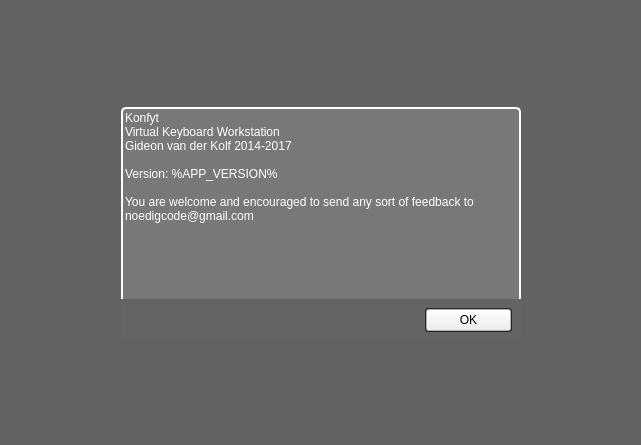
Qt form src/aboutdialog.ui (noedigcode/konfyt) before a commit.
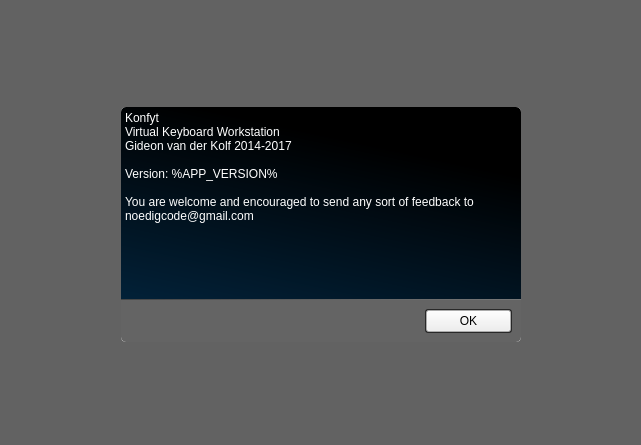
The same form after that commit.

Commit message: Improved(?) about dialog styling; About dialog is shown at startup if settings file is not found; Added loadSfzFileText(); Fixed some non-void function returns for the sake of warnings, but not all;

What changed in the file:
```diff
--- a/src/aboutdialog.ui
+++ b/src/aboutdialog.ui
@@ -124,23 +124,28 @@
           <widget class="QTextBrowser" name="textBrowser">
            <property name="styleSheet">
             <string notr="true">QTextBrowser {
-	background-color: transparent;
+	background-color: qlineargradient(spread:pad, x1:0, y1:1, x2:0.403, y2:0.0965909, stop:0 rgba(2, 33, 56, 255), stop:1 rgba(0, 0, 0, 255));
+	
 	border: 0px;
 	color: white;
+	border-top-left-radius: 5px;
+	border-top-right-radius: 5px;
+	border-bottom-left-radius: 0;
+	border-bottom-right-radius: 0;
 }</string>
            </property>
            <property name="html">
             <string>&lt;!DOCTYPE HTML PUBLIC &quot;-//W3C//DTD HTML 4.0//EN&quot; &quot;http://www.w3.org/TR/REC-html40/strict.dtd&quot;&gt;
 &lt;html&gt;&lt;head&gt;&lt;meta name=&quot;qrichtext&quot; content=&quot;1&quot; /&gt;&lt;style type=&quot;text/css&quot;&gt;
 p, li { white-space: pre-wrap; }
-&lt;/style&gt;&lt;/head&gt;&lt;body style=&quot; font-family:'Noto Sans'; font-size:9pt; font-weight:400; font-style:normal;&quot;&gt;
-&lt;p style=&quot; margin-top:0px; margin-bottom:0px; margin-left:0px; margin-right:0px; -qt-block-indent:0; text-indent:0px;&quot;&gt;Konfyt&lt;/p&gt;
-&lt;p style=&quot; margin-top:0px; margin-bottom:0px; margin-left:0px; margin-right:0px; -qt-block-indent:0; text-indent:0px;&quot;&gt;Virtual Keyboard Workstation&lt;/p&gt;
-&lt;p style=&quot; margin-top:0px; margin-bottom:0px; margin-left:0px; margin-right:0px; -qt-block-indent:0; text-indent:0px;&quot;&gt;Gideon van der Kolf 2014-2017&lt;/p&gt;
-&lt;p style=&quot;-qt-paragraph-type:empty; margin-top:0px; margin-bottom:0px; margin-left:0px; margin-right:0px; -qt-block-indent:0; text-indent:0px;&quot;&gt;&lt;br /&gt;&lt;/p&gt;
-&lt;p style=&quot; margin-top:0px; margin-bottom:0px; margin-left:0px; margin-right:0px; -qt-block-indent:0; text-indent:0px;&quot;&gt;Version: %APP_VERSION%&lt;/p&gt;
-&lt;p style=&quot;-qt-paragraph-type:empty; margin-top:0px; margin-bottom:0px; margin-left:0px; margin-right:0px; -qt-block-indent:0; text-indent:0px;&quot;&gt;&lt;br /&gt;&lt;/p&gt;
-&lt;p style=&quot; margin-top:0px; margin-bottom:0px; margin-left:0px; margin-right:0px; -qt-block-indent:0; text-indent:0px;&quot;&gt;You are welcome and encouraged to send any sort of feedback to noedigcode@gmail.com&lt;/p&gt;&lt;/body&gt;&lt;/html&gt;</string>
+&lt;/style&gt;&lt;/head&gt;&lt;body style=&quot; font-family:'Sans Serif'; font-size:9pt; font-weight:400; font-style:normal;&quot;&gt;
+&lt;p style=&quot; margin-top:0px; margin-bottom:0px; margin-left:0px; margin-right:0px; -qt-block-indent:0; text-indent:0px;&quot;&gt;&lt;span style=&quot; font-family:'Noto Sans';&quot;&gt;Konfyt&lt;/span&gt;&lt;/p&gt;
+&lt;p style=&quot; margin-top:0px; margin-bottom:0px; margin-left:0px; margin-right:0px; -qt-block-indent:0; text-indent:0px;&quot;&gt;&lt;span style=&quot; font-family:'Noto Sans';&quot;&gt;Virtual Keyboard Workstation&lt;/span&gt;&lt;/p&gt;
+&lt;p style=&quot; margin-top:0px; margin-bottom:0px; margin-left:0px; margin-right:0px; -qt-block-indent:0; text-indent:0px;&quot;&gt;&lt;span style=&quot; font-family:'Noto Sans';&quot;&gt;Gideon van der Kolf 2014-2017&lt;/span&gt;&lt;/p&gt;
+&lt;p style=&quot;-qt-paragraph-type:empty; margin-top:0px; margin-bottom:0px; margin-left:0px; margin-right:0px; -qt-block-indent:0; text-indent:0px; font-family:'Noto Sans';&quot;&gt;&lt;br /&gt;&lt;/p&gt;
+&lt;p style=&quot; margin-top:0px; margin-bottom:0px; margin-left:0px; margin-right:0px; -qt-block-indent:0; text-indent:0px;&quot;&gt;&lt;span style=&quot; font-family:'Noto Sans';&quot;&gt;Version: %APP_VERSION%&lt;/span&gt;&lt;/p&gt;
+&lt;p style=&quot;-qt-paragraph-type:empty; margin-top:0px; margin-bottom:0px; margin-left:0px; margin-right:0px; -qt-block-indent:0; text-indent:0px; font-family:'Noto Sans';&quot;&gt;&lt;br /&gt;&lt;/p&gt;
+&lt;p style=&quot; margin-top:0px; margin-bottom:0px; margin-left:0px; margin-right:0px; -qt-block-indent:0; text-indent:0px;&quot;&gt;&lt;span style=&quot; font-family:'Noto Sans';&quot;&gt;You are welcome and encouraged to send any sort of feedback to noedigcode@gmail.com&lt;/span&gt;&lt;/p&gt;&lt;/body&gt;&lt;/html&gt;</string>
            </property>
           </widget>
          </item>
@@ -150,6 +155,12 @@
             <string notr="true">QFrame {
 	background-color: rgb(100, 100, 100);
 	border: 0px;
+	border-top: 1px solid;
+	border-top-color: qlineargradient(spread:pad, x1:1, y1:0, x2:0, y2:0, stop:0 rgba(120, 120, 120, 255), stop:1 rgba(70, 70, 70, 255));
+	border-top-left-radius: 0;
+	border-top-right-radius: 0;
+	border-bottom-left-radius: 5px;
+	border-bottom-right-radius: 5px;
 }</string>
            </property>
            <property name="frameShape">
@@ -172,6 +183,7 @@
 	background: rgb(40,40,40);
     padding: 1px;
 	border-radius: 3px;
+	border: 0px;
 }
 
 </string>
```
The commit also changes 6 other files.
